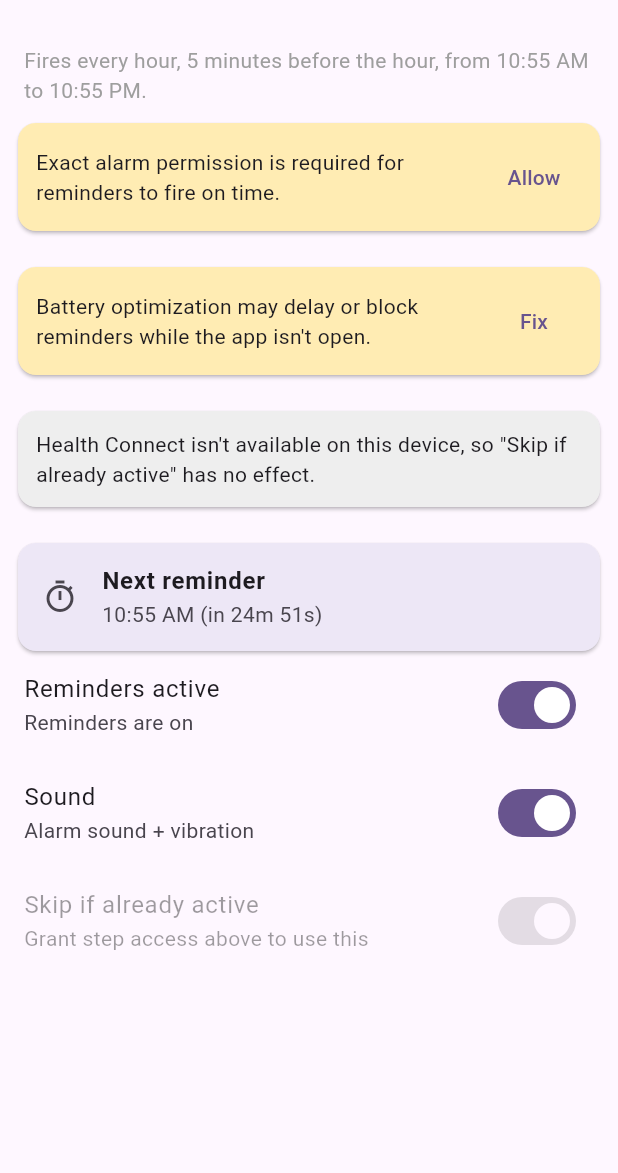
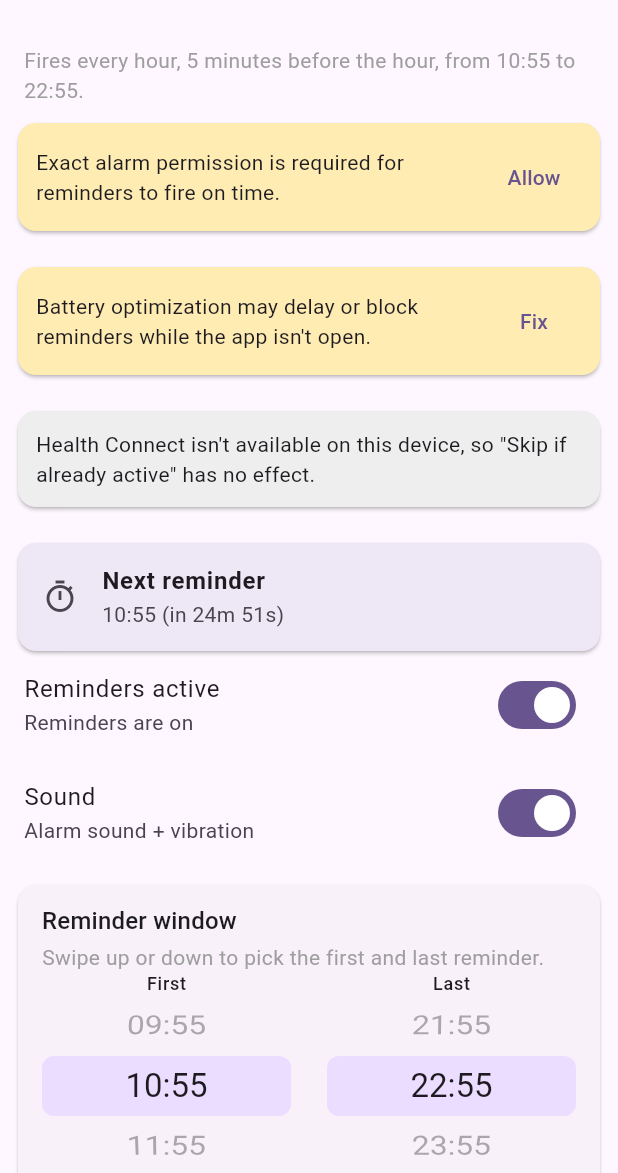
Before and after one commit to acarl005/custom-reminders, a Flutter app: the screen it shows after launch, after a tap on "Allow", on a phone screen of 412 x 824 dp, the part 63-1236 px from its top. Run offline on Flutter 3.47's test engine with Material 3 defaults, Android fonts, the phone set to English and light mode, and no system bars.

Commit message:
more updates

```diff
--- a/lib/main.dart
+++ b/lib/main.dart
@@ -4,6 +4,10 @@ import 'package:flutter/material.dart';
 import 'package:flutter/services.dart';
 
 const _channel = MethodChannel('dev.andy.custom_reminders/native');
+
+/// Reminders always fire 5 minutes before the hour; only the hour range is
+/// configurable.
+const _reminderMinute = 55;
 
 void main() {
   runApp(const ReminderApp());
@@ -49,13 +53,16 @@ class _HomePageState extends State<HomePage> with WidgetsBindingObserver {
   bool _loaded = false;
   DateTime? _snoozedUntil;
   int? _currentIntervalSteps;
-  int _activityStepThreshold = 200;
+  int _activityStepThreshold = 800;
+  int _startHour = 10;
+  int _endHour = 22;
   Timer? _ticker;
   Timer? _stepsTicker;
+  Timer? _windowSaveDebounce;
 
-  static const List<int> _reminderHours = [
-    10, 11, 12, 13, 14, 15, 16, 17, 18, 19, 20, 21, 22,
-  ];
+  /// Every hour whose :55 slot fires a reminder, in chronological order.
+  List<int> get _reminderHours =>
+      [for (var hour = _startHour; hour <= _endHour; hour++) hour];
 
   @override
   void initState() {
@@ -73,6 +80,7 @@ class _HomePageState extends State<HomePage> with WidgetsBindingObserver {
     WidgetsBinding.instance.removeObserver(this);
     _ticker?.cancel();
     _stepsTicker?.cancel();
+    _windowSaveDebounce?.cancel();
     super.dispose();
   }
 
@@ -110,19 +118,22 @@ class _HomePageState extends State<HomePage> with WidgetsBindingObserver {
     if (!_active) return null;
     final now = DateTime.now();
     for (final hour in _reminderHours) {
-      final candidate = DateTime(now.year, now.month, now.day, hour, 55);
+      final candidate =
+          DateTime(now.year, now.month, now.day, hour, _reminderMinute);
       if (candidate.isAfter(now)) return candidate;
     }
     final tomorrow = now.add(const Duration(days: 1));
-    return DateTime(tomorrow.year, tomorrow.month, tomorrow.day, _reminderHours.first, 55);
+    return DateTime(tomorrow.year, tomorrow.month, tomorrow.day,
+        _reminderHours.first, _reminderMinute);
   }
 
-  static String _formatClock(DateTime dt) {
-    final h12 = dt.hour % 12 == 0 ? 12 : dt.hour % 12;
-    final minute = dt.minute.toString().padLeft(2, '0');
-    final amPm = dt.hour < 12 ? 'AM' : 'PM';
-    return '$h12:$minute $amPm';
-  }
+  static String _pad(int value) => value.toString().padLeft(2, '0');
+
+  static String _formatClock(DateTime dt) =>
+      '${_pad(dt.hour)}:${_pad(dt.minute)}';
+
+  /// The wall-clock time an hour slot fires at, e.g. `07:55`.
+  static String _formatHourSlot(int hour) => '${_pad(hour)}:$_reminderMinute';
 
   static String _formatCountdown(Duration d) {
     if (d.isNegative) return 'any moment now';
@@ -149,12 +160,18 @@ class _HomePageState extends State<HomePage> with WidgetsBindingObserver {
     final skipIfActiveEnabled =
         await _channel.invokeMethod<bool>('getSkipIfActiveEnabled') ?? true;
     final activityStepThreshold =
-        await _channel.invokeMethod<int>('getActivityStepThreshold') ?? 200;
+        await _channel.invokeMethod<int>('getActivityStepThreshold') ??
+            _activityStepThreshold;
+    final startHour =
+        await _channel.invokeMethod<int>('getStartHour') ?? _startHour;
+    final endHour = await _channel.invokeMethod<int>('getEndHour') ?? _endHour;
     setState(() {
       _active = !paused;
       _soundEnabled = soundEnabled;
       _skipIfActiveEnabled = skipIfActiveEnabled;
       _activityStepThreshold = activityStepThreshold;
+      _startHour = startHour;
+      _endHour = endHour;
       _loaded = true;
     });
     await _refreshPermissionStatus();
@@ -200,6 +217,35 @@ class _HomePageState extends State<HomePage> with WidgetsBindingObserver {
     await _channel.invokeMethod('setSkipIfActiveEnabled', {'value': value});
   }
 
+  void _setStartHour(int hour) {
+    setState(() {
+      _startHour = hour;
+      // The window can't run backwards, so drag the end along if needed.
+      if (_endHour < _startHour) _endHour = _startHour;
+    });
+    _saveReminderWindowSoon();
+  }
+
+  void _setEndHour(int hour) {
+    setState(() {
+      _endHour = hour;
+      if (_startHour > _endHour) _startHour = _endHour;
+    });
+    _saveReminderWindowSoon();
+  }
+
+  /// Debounced so that flinging a wheel past a dozen hours doesn't rewrite
+  /// prefs and re-schedule every alarm for each hour it scrolls through.
+  void _saveReminderWindowSoon() {
+    _windowSaveDebounce?.cancel();
+    _windowSaveDebounce = Timer(const Duration(milliseconds: 400), () {
+      _channel.invokeMethod('setReminderWindow', {
+        'startHour': _startHour,
+        'endHour': _endHour,
+      });
+    });
+  }
+
   bool get _canUseSkipIfActive => _healthConnectAvailable && _stepsPermissionGranted;
 
   /// Picks a shade of [base] appropriate for the current light/dark theme,
@@ -217,12 +263,13 @@ class _HomePageState extends State<HomePage> with WidgetsBindingObserver {
           ? const Center(child: CircularProgressIndicator())
           : ListView(
               children: [
-                const Padding(
-                  padding: EdgeInsets.fromLTRB(16, 16, 16, 0),
+                Padding(
+                  padding: const EdgeInsets.fromLTRB(16, 16, 16, 0),
                   child: Text(
-                    'Fires every hour, 5 minutes before the hour, '
-                    'from 10:55 AM to 10:55 PM.',
-                    style: TextStyle(color: Colors.grey),
+                    'Fires every hour, 5 minutes before the hour, from '
+                    '${_formatHourSlot(_startHour)} to '
+                    '${_formatHourSlot(_endHour)}.',
+                    style: const TextStyle(color: Colors.grey),
                   ),
                 ),
                 if (!_canScheduleExactAlarms)
@@ -294,12 +341,13 @@ class _HomePageState extends State<HomePage> with WidgetsBindingObserver {
                   value: _soundEnabled,
                   onChanged: _setSoundEnabled,
                 ),
+                _reminderWindowCard(),
                 SwitchListTile(
                   title: const Text('Skip if already active'),
                   subtitle: Text(
                     _canUseSkipIfActive
-                        ? "Don't remind me if I've already taken 200+ steps "
-                            'since the last reminder'
+                        ? "Don't remind me if I've already taken "
+                            '$_activityStepThreshold+ steps since the last reminder'
                         : 'Grant step access above to use this',
                   ),
                   value: _skipIfActiveEnabled,
@@ -362,6 +410,48 @@ class _HomePageState extends State<HomePage> with WidgetsBindingObserver {
     );
   }
 
+  Widget _reminderWindowCard() {
+    return Card(
+      margin: const EdgeInsets.fromLTRB(12, 12, 12, 0),
+      child: Padding(
+        padding: const EdgeInsets.fromLTRB(16, 12, 16, 12),
+        child: Column(
+          crossAxisAlignment: CrossAxisAlignment.start,
+          children: [
+            Text(
+              'Reminder window',
+              style: Theme.of(context).textTheme.titleMedium,
+            ),
+            const SizedBox(height: 2),
+            const Text(
+              'Swipe up or down to pick the first and last reminder.',
+              style: TextStyle(color: Colors.grey),
+            ),
+            Row(
+              children: [
+                Expanded(
+                  child: _HourWheel(
+                    label: 'First',
+                    value: _startHour,
+                    onChanged: _setStartHour,
+                  ),
+                ),
+                const SizedBox(width: 24),
+                Expanded(
+                  child: _HourWheel(
+                    label: 'Last',
+                    value: _endHour,
+                    onChanged: _setEndHour,
+                  ),
+                ),
+              ],
+            ),
+          ],
+        ),
+      ),
+    );
+  }
+
   Widget _permissionBanner(String message, String actionLabel, VoidCallback onPressed) {
     return Card(
       margin: const EdgeInsets.all(12),
@@ -385,3 +475,91 @@ class _HomePageState extends State<HomePage> with WidgetsBindingObserver {
     );
   }
 }
+
+/// A vertically-swipeable wheel of the 24 hour slots (`00:55` … `23:55`).
+class _HourWheel extends StatefulWidget {
+  const _HourWheel({
+    required this.label,
+    required this.value,
+    required this.onChanged,
+  });
+
+  final String label;
+  final int value;
+  final ValueChanged<int> onChanged;
+
+  @override
+  State<_HourWheel> createState() => _HourWheelState();
+}
+
+class _HourWheelState extends State<_HourWheel> {
+  static const double _itemExtent = 40;
+
+  late final FixedExtentScrollController _controller =
+      FixedExtentScrollController(initialItem: widget.value);
+
+  @override
+  void didUpdateWidget(_HourWheel oldWidget) {
+    super.didUpdateWidget(oldWidget);
+    // The sibling wheel can push this one (the window can't run backwards),
+    // so follow value changes that didn't originate from this wheel.
+    if (_controller.hasClients && widget.value != _controller.selectedItem) {
+      _controller.animateToItem(
+        widget.value,
+        duration: const Duration(milliseconds: 200),
+        curve: Curves.easeOut,
+      );
+    }
+  }
+
+  @override
+  void dispose() {
+    _controller.dispose();
+    super.dispose();
+  }
+
+  @override
+  Widget build(BuildContext context) {
+    final theme = Theme.of(context);
+    return Column(
+      children: [
+        Text(widget.label, style: theme.textTheme.labelMedium),
+        SizedBox(
+          height: _itemExtent * 3,
+          child: Stack(
+            children: [
+              // Highlights the centered (selected) row.
+              Center(
+                child: Container(
+                  height: _itemExtent,
+                  decoration: BoxDecoration(
+                    color: theme.colorScheme.primaryContainer,
+                    borderRadius: BorderRadius.circular(8),
+                  ),
+                ),
+              ),
+              ListWheelScrollView.useDelegate(
+                controller: _controller,
+                itemExtent: _itemExtent,
+                diameterRatio: 1.6,
+                perspective: 0.004,
+                overAndUnderCenterOpacity: 0.35,
+                physics: const FixedExtentScrollPhysics(),
+                onSelectedItemChanged: widget.onChanged,
+                childDelegate: ListWheelChildBuilderDelegate(
+                  childCount: 24,
+                  builder: (context, index) => Center(
+                    child: Text(
+                      _HomePageState._formatHourSlot(index),
+                      style: theme.textTheme.titleLarge,
+                    ),
+                  ),
+                ),
+              ),
+            ],
+          ),
+        ),
+      ],
+    );
+  }
+}
```
Also changed, not shown: 5 other files.
